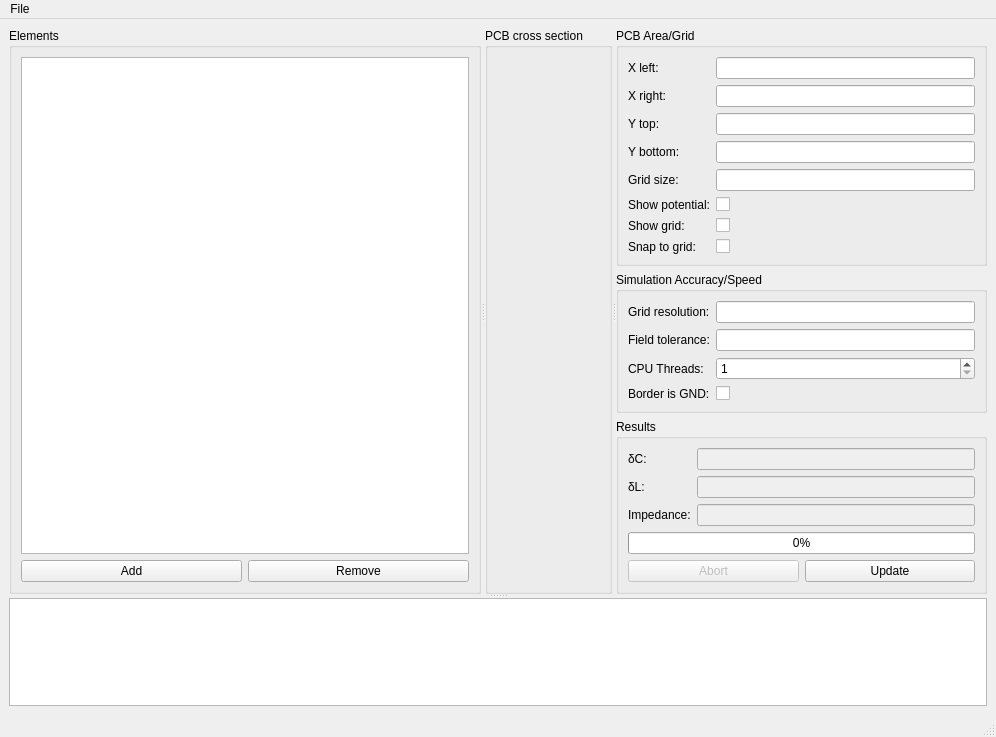
Above: Software/RF2DFieldSolver/mainwindow.ui from jankae/RF2DFieldSolver before the change. Below: the same form after it.
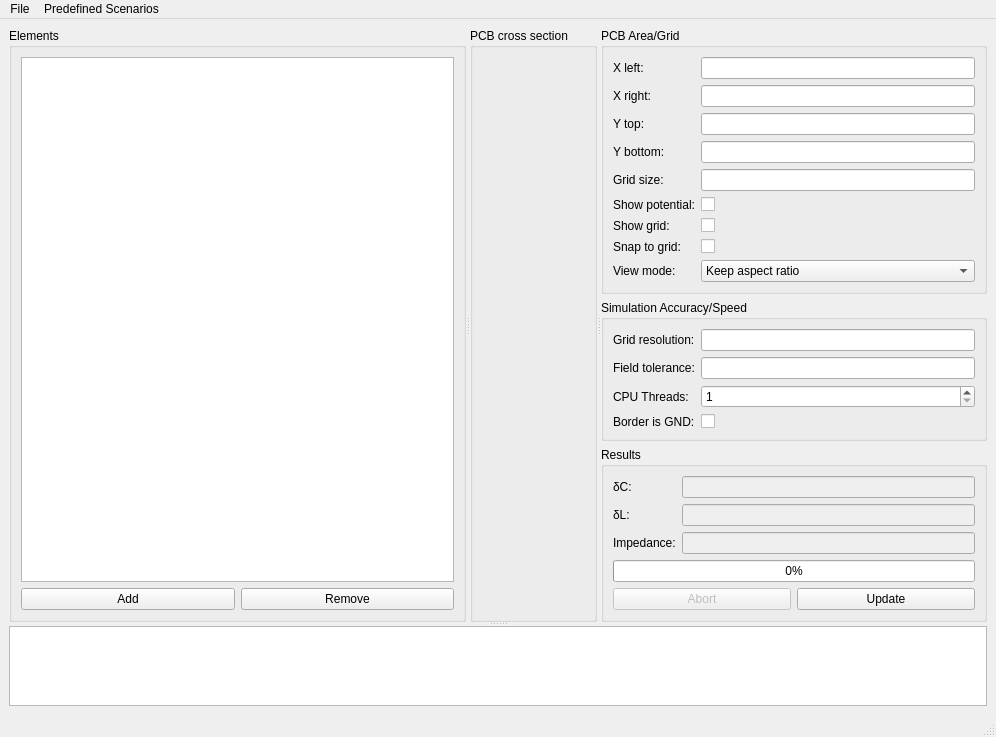
That is the form after the change. Custom widgets are drawn as their Qt base class.

Commit message: Framework for scenarios + microstrip/stripline

Diff of the .ui file:
```diff
--- a/Software/RF2DFieldSolver/mainwindow.ui
+++ b/Software/RF2DFieldSolver/mainwindow.ui
@@ -182,6 +182,27 @@
               </property>
              </widget>
             </item>
+            <item row="8" column="0">
+             <widget class="QLabel" name="label_16">
+              <property name="text">
+               <string>View mode:</string>
+              </property>
+             </widget>
+            </item>
+            <item row="8" column="1">
+             <widget class="QComboBox" name="viewMode">
+              <item>
+               <property name="text">
+                <string>Keep aspect ratio</string>
+               </property>
+              </item>
+              <item>
+               <property name="text">
+                <string>Fill whole area</string>
+               </property>
+              </item>
+             </widget>
+            </item>
            </layout>
           </widget>
          </item>
@@ -369,7 +390,13 @@
     <addaction name="actionOpen"/>
     <addaction name="actionSave"/>
    </widget>
+   <widget class="QMenu" name="menuPredefined_Scenarios">
+    <property name="title">
+     <string>Predefined Scenarios</string>
+    </property>
+   </widget>
    <addaction name="menuFile"/>
+   <addaction name="menuPredefined_Scenarios"/>
   </widget>
   <widget class="QStatusBar" name="statusbar"/>
   <action name="actionOpen">
```
Left out of the diff: 5 changed lines with no effect on the pictures. The commit also changes 13 other files.
